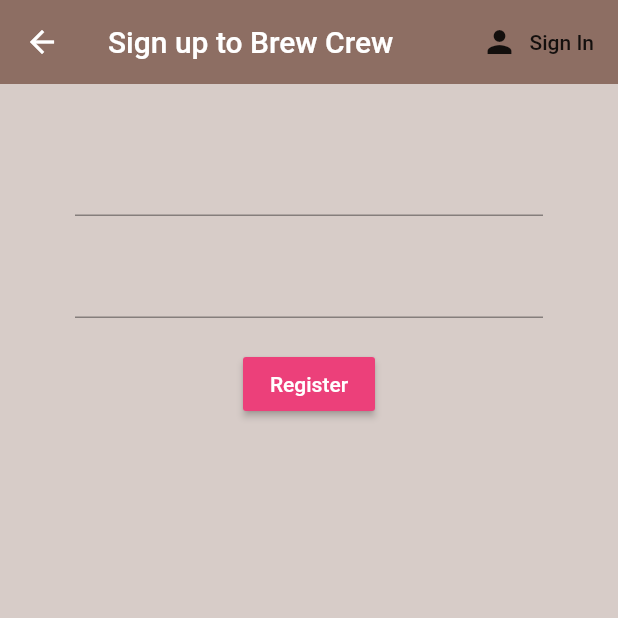
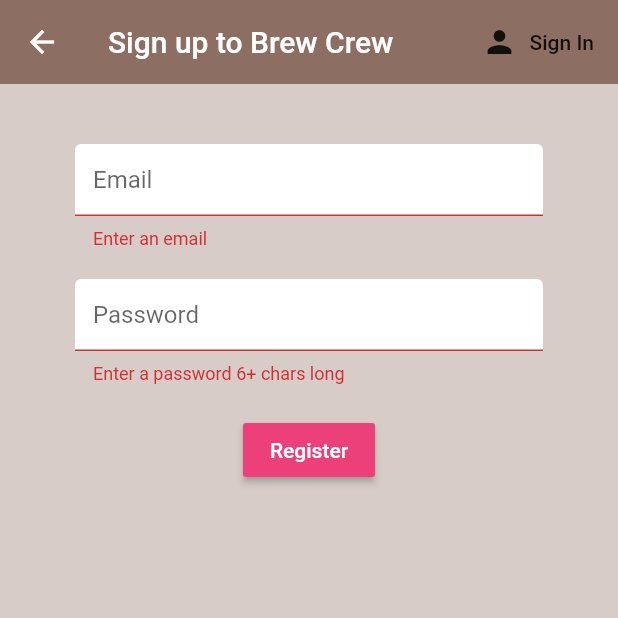
Before and after one commit to adityagoyal222/flutter-firebase, a Flutter app: the Register screen opened directly, after a tap on "Register", on a phone screen of 412 x 824 dp, the top half of it. Run offline on Flutter 3.47's test engine with Material 2 defaults, Android fonts, the phone set to English and light mode, and no system bars; our stand-ins replace firebase_auth, flutter_spinkit; accounts and stored records are empty.

Commit message:
completed signin and register

```diff
--- a/flutterfirebase/lib/screens/authentication/register.dart
+++ b/flutterfirebase/lib/screens/authentication/register.dart
@@ -1,27 +1,30 @@
 import 'package:flutter/material.dart';
 import 'package:flutterfirebase/services/auth.dart';
+import 'package:flutterfirebase/shared/constants.dart';
+import 'package:flutterfirebase/shared/loading.dart';
 
 class Register extends StatefulWidget {
-
   final Function toggleView;
-  Register({ this.toggleView });
+  Register({this.toggleView});
 
   @override
   _RegisterState createState() => _RegisterState();
 }
 
 class _RegisterState extends State<Register> {
-
   final AuthService _auth = AuthService();
+  final _formKey = GlobalKey<FormState>();
+  bool loading = false;
 
   //text field state
   String email = '';
   String password = '';
-
+  String error = '';
 
   @override
   Widget build(BuildContext context) {
-    return Scaffold(
+    return loading ? Loading() : Scaffold(
+      resizeToAvoidBottomPadding: false,
       backgroundColor: Colors.brown[100],
       appBar: AppBar(
         backgroundColor: Colors.brown[400],
@@ -38,18 +41,27 @@ class _RegisterState extends State<Register> {
         ],
       ),
       body: Container(
-        padding: EdgeInsets.symmetric(horizontal: 50.0, vertical: 20.0,),
+        padding: EdgeInsets.symmetric(
+          horizontal: 50.0,
+          vertical: 20.0,
+        ),
         child: Form(
+          key: _formKey,
           child: Column(
             children: <Widget>[
               SizedBox(height: 20.0),
               TextFormField(
+                decoration: textInputDecoration.copyWith(hintText: 'Email'),
+                validator: (val) => val.isEmpty ? 'Enter an email' : null,
                 onChanged: (val) {
                   setState(() => email = val);
                 },
               ),
               SizedBox(height: 20.0),
               TextFormField(
+                decoration:textInputDecoration.copyWith(hintText: 'Password'),
+                validator: (val) =>
+                    val.length < 6 ? 'Enter a password 6+ chars long' : null,
                 obscureText: true,
                 onChanged: (val) {
                   setState(() => password = val);
@@ -58,14 +70,35 @@ class _RegisterState extends State<Register> {
               SizedBox(height: 20.0),
               RaisedButton(
                 color: Colors.pink[400],
-                child: Text(
-                  'Register',
-                  style: TextStyle(color: Colors.white,)
+                child: Text('Register',
+                    style: TextStyle(
+                      color: Colors.white,
+                    )),
+                onPressed: () async {
+                  if (_formKey.currentState.validate()) {
+                    setState(() {
+                      loading = true;
+                    });
+                    dynamic result = await _auth.registerWithEmailAndPassword(
+                        email, password);
+                    if (result == null) {
+                      setState(() {
+                        loading = false;
+                        error = 'please suppply a valid email';
+                      });
+                    }
+                  }
+                },
+              ),
+              SizedBox(
+                height: 12.0,
+              ),
+              Text(
+                error,
+                style: TextStyle(
+                  color: Colors.red,
+                  fontSize: 14.0,
                 ),
-                onPressed: () async {
-                  print(email);
-                  print(password);
-                },
               ),
             ],
           ),
--- a/flutterfirebase/lib/services/auth.dart
+++ b/flutterfirebase/lib/services/auth.dart
@@ -29,8 +29,28 @@ class AuthService {
   }
 
   //sign in with email and password
+  Future signInWithEmailAndPassword(String email, String password) async{
+    try{
+      AuthResult result = await _auth.signInWithEmailAndPassword(email: email, password: password);
+      FirebaseUser user = result.user;
+      return _userFromFirebaseUser(user);
+    } catch(e) {
+        print(e.toString());
+        return null;
+    }
+  }
 
   //register with email or password
+  Future registerWithEmailAndPassword(String email, String password) async{
+    try{
+      AuthResult result = await _auth.createUserWithEmailAndPassword(email: email, password: password);
+      FirebaseUser user = result.user;
+      return _userFromFirebaseUser(user);
+    } catch(e) {
+        print(e.toString());
+        return null;
+    }
+  }
 
   //sign out
   Future signOut() async {
--- /dev/null
+++ b/flutterfirebase/lib/shared/constants.dart
@@ -0,0 +1,16 @@
+import 'package:flutter/material.dart';
+
+const textInputDecoration = InputDecoration(
+  fillColor: Colors.white,
+  filled: true,
+  enabledBorder: OutlineInputBorder(
+    borderSide: BorderSide(
+      color: Colors.white,
+    ),
+  ),
+  focusedBorder: OutlineInputBorder(
+    borderSide: BorderSide(
+      color: Colors.pink,
+    ),
+  ),
+);
--- a/flutterfirebase/pubspec.yaml
+++ b/flutterfirebase/pubspec.yaml
@@ -26,6 +26,7 @@ dependencies:
   firebase_auth: ^0.14.0+5
   cloud_firestore: ^0.12.9+4
   provider: ^3.1.0
+  flutter_spinkit: "^4.0.0"
 
 dev_dependencies:
   flutter_test:
```
Also changed, not shown: flutterfirebase/lib/screens/authentication/sign_in.dart (+35 -3 lines), flutterfirebase/lib/shared/loading.dart (added, +17 -0 lines), flutterfirebase/pubspec.lock.
